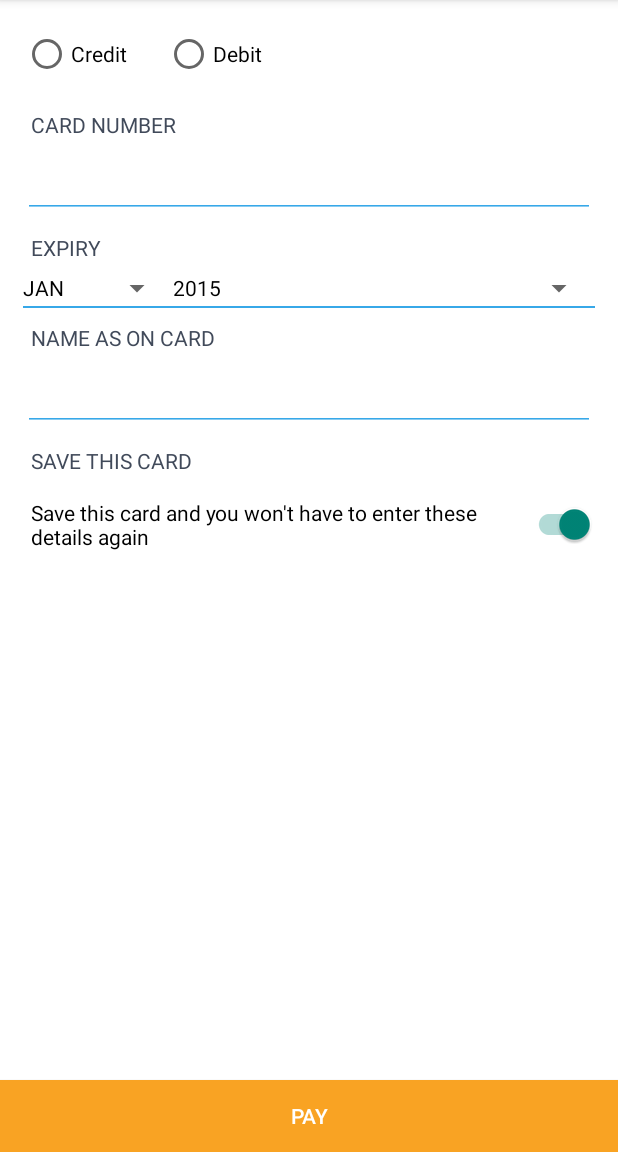
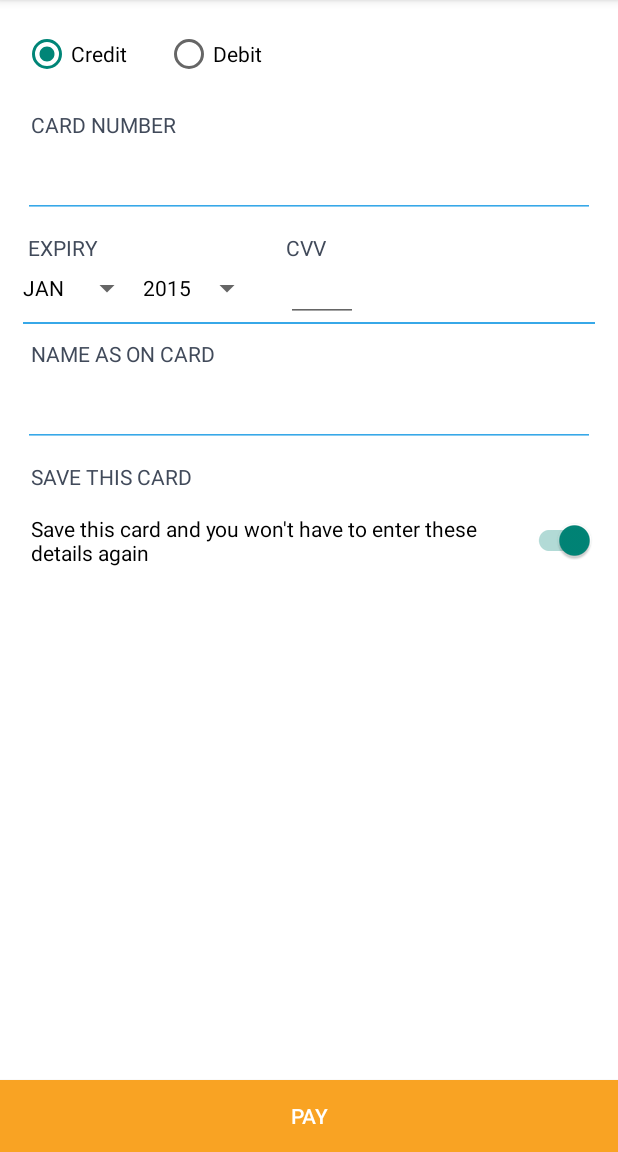
Before and after one commit to ronakkaria/open-android-v2, an Android app: the fragment CardPaymentFragment placed in its activity, on a phone screen of 412 x 824 dp, the part 84-1236 px from its top. Run offline under Robolectric (Android 15) with nearby library versions, the phone set to English and light mode, and no system bars; our stand-ins replace Volley; libraries missing offline, so code that uses them is left out: com.citrus.asynch, com.citrus.card, com.citrus.interfaces, com.citrus.mobile, com.citrus.netbank and 2 more; plain views replace CardNumberEditText; 2 statements that could not run were skipped.

Commit message:
* updated layout/fragment_card_paymentnew.xml

```diff
--- a/app/src/main/java/com/citruspay/sdkui/CardPaymentFragment.java
+++ b/app/src/main/java/com/citruspay/sdkui/CardPaymentFragment.java
@@ -3,7 +3,6 @@ package com.citruspay.sdkui;
 import android.app.Activity;
 import android.os.Bundle;
 import android.support.v4.app.Fragment;
-import android.util.Log;
 import android.view.LayoutInflater;
 import android.view.View;
 import android.view.ViewGroup;
@@ -81,19 +80,14 @@ public class CardPaymentFragment extends Fragment implements View.OnClickListene
         // Apply the adapter to the spinner
         year.setAdapter(yearAdapter);
 
-//        mRadioGroup = (RadioGroup) rootView.findViewById(R.id.radioGroupCardType);
-        /*mEditCardNo = (EditText) rootView.findViewById(R.id.editCardNo);
+        mRadioGroup = (RadioGroup) rootView.findViewById(R.id.radioGroupCardType);
+        mEditCardNo = (EditText) rootView.findViewById(R.id.editCardNo);
         mEditNameOnCard = (EditText) rootView.findViewById(R.id.editNameOnCard);
-        mEditExpiry = (EditText) rootView.findViewById(R.id.editExpiryDate);
+        //mEditExpiry = (EditText) rootView.findViewById(R.id.editExpiryDate);
         mEditCVV = (EditText) rootView.findViewById(R.id.editCVV);
+        mButtonPay = (Button) rootView.findViewById(R.id.buttonPay);
 
         mRadioGroup.setOnCheckedChangeListener(this);
-        mButtonPay.setOnClickListener(this);*/
-
-//        mButtonPay = (Button) rootView.findViewById(R.id.buttonPay);
-        mButtonPay = (Button) rootView.findViewById(R.id.button);
-
-//        mRadioGroup.setOnCheckedChangeListener(this);
         mButtonPay.setOnClickListener(this);
 
         // Inflate the layout for this fragment
--- a/app/src/main/res/layout/fragment_card_paymentnew.xml
+++ b/app/src/main/res/layout/fragment_card_paymentnew.xml
@@ -15,25 +15,27 @@
         android:paddingRight="15dp">
 
         <RadioGroup
+            android:id="@+id/radioGroupCardType"
             android:layout_width="wrap_content"
             android:layout_height="wrap_content"
-            android:orientation="horizontal"
-            android:paddingBottom="@dimen/activity_vertical_margin">
+            android:paddingBottom="@dimen/activity_vertical_margin"
+            android:orientation="horizontal">
 
             <RadioButton
-                android:id="@+id/radioButton2"
+                android:id="@+id/radioCreditCard"
                 android:layout_width="wrap_content"
                 android:layout_height="wrap_content"
-                android:text="Credit"
-                android:textColor="@android:color/black"/>
+                android:text="@string/credit"
+                android:checked="true"
+                android:textColor="@android:color/black" />
 
             <RadioButton
-                android:id="@+id/radioButton"
+                android:id="@+id/radioDebitCard"
                 android:layout_width="wrap_content"
                 android:layout_height="wrap_content"
                 android:layout_marginLeft="25dp"
-                android:text="Debit"
-                android:textColor="@android:color/black"/>
+                android:text="@string/debit"
+                android:textColor="@android:color/black" />
         </RadioGroup>
 
         <TextView
@@ -42,55 +44,98 @@
             android:layout_height="wrap_content"
             android:layout_marginLeft="5dp"
             android:layout_marginTop="5dp"
-            android:text="CARD NUMBER"
+            android:text="@string/cardnumber"
 
-            android:textColor="@color/grey"/>
+            android:textColor="@color/grey" />
 
         <com.citrus.widgets.CardNumberEditText
+            android:id="@+id/editCardNo"
             android:layout_width="match_parent"
             android:layout_height="wrap_content"
             android:layout_marginTop="7dp"
             android:backgroundTint="@color/lightblue"
-            android:textColor="@android:color/black"/>
+            android:textColor="@android:color/black" />
+
+        <LinearLayout
+            android:layout_width="match_parent"
+            android:layout_height="wrap_content"
+            android:orientation="horizontal"
+            android:paddingRight="15dp">
+
+            <LinearLayout
+                android:layout_width="wrap_content"
+                android:layout_height="wrap_content"
+                android:layout_marginTop="10dp"
+                android:layout_weight="0"
+                android:orientation="vertical"
+                android:paddingRight="15dp">
 
                 <TextView
                     android:id="@+id/expiry"
                     android:layout_width="wrap_content"
                     android:layout_height="wrap_content"
-            android:layout_marginLeft="5dp"
-            android:layout_marginTop="10dp"
-            android:text="EXPIRY"
-            android:textColor="@color/grey"/>
+                    android:layout_marginLeft="3dp"
+
+                    android:text="@string/expiry"
+                    android:textColor="@color/grey" />
 
                 <!-- <Spinner
                      android:layout_width="match_parent"
                      android:layout_height="wrap_content"
                      android:id="@+id/month" />-->
-        <LinearLayout
-            android:layout_width="match_parent"
+                <RelativeLayout
+                    android:layout_width="wrap_content"
                     android:layout_height="wrap_content">
 
                     <Spinner
                         android:id="@+id/month"
-                android:layout_width="100dp"
+                        android:layout_width="80dp"
                         android:layout_height="wrap_content"
                         android:layout_marginTop="5dp"
-                android:layout_weight="0"
-                android:textColor="@android:color/black"/>
+                        android:textColor="@android:color/black" />
 
                     <Spinner
                         android:id="@+id/year"
+                        android:layout_width="80dp"
+                        android:layout_height="wrap_content"
+                        android:layout_marginTop="5dp"
+                        android:layout_toRightOf="@+id/month"
+                        android:textColor="@android:color/black" />
+                </RelativeLayout>
+            </LinearLayout>
+
+            <LinearLayout
+                android:layout_width="0dp"
+                android:layout_height="wrap_content"
+                android:layout_marginTop="10dp"
+                android:layout_weight="1"
+                android:orientation="vertical">
+
+                <TextView
+                    android:id="@+id/txtCVV"
                     android:layout_width="wrap_content"
                     android:layout_height="wrap_content"
-                android:layout_marginTop="5dp"
-                android:layout_weight="1"
-                android:textColor="@android:color/black"/>
+                    android:text="@string/cvv"
+                    android:textColor="@color/grey" />
+
+                <EditText
+                    android:id="@+id/editCVV"
+                    android:layout_width="wrap_content"
+                    android:layout_height="wrap_content"
+                    android:digits="0123456789"
+                    android:ems="3"
+                    android:maxLength="4"
+                    android:inputType="number"
+                    android:singleLine="true"
+                    android:textSize="14dp" />
+            </LinearLayout>
+
         </LinearLayout>
 
         <View
             android:layout_width="match_parent"
             android:layout_height="1dp"
-            android:background="@color/lightblue"/>
+            android:background="@color/lightblue" />
 
         <TextView
             android:id="@+id/nameoncard"
@@ -98,17 +143,17 @@
             android:layout_height="wrap_content"
             android:layout_marginLeft="5dp"
             android:layout_marginTop="10dp"
-            android:text="NAME AS ON CARD"
-            android:textColor="@color/grey"/>
+            android:text="@string/name_on_card"
+            android:textColor="@color/grey" />
 
         <EditText
-            android:id="@+id/cardname"
+            android:id="@+id/editNameOnCard"
             android:layout_width="match_parent"
             android:layout_height="wrap_content"
             android:layout_marginTop="7dp"
             android:backgroundTint="@color/lightblue"
             android:inputType="textPersonName"
-            android:textColor="@android:color/black"/>
+            android:textColor="@android:color/black" />
 
         <TextView
             android:id="@+id/savecard"
@@ -116,8 +161,8 @@
             android:layout_height="wrap_content"
             android:layout_marginLeft="5dp"
             android:layout_marginTop="10dp"
-            android:text="SAVE THIS CARD"
-            android:textColor="@color/grey"/>
+            android:text="@string/save_card"
+            android:textColor="@color/grey" />
 
         <LinearLayout
             android:layout_width="match_parent"
@@ -135,8 +180,8 @@
                 android:layout_weight="1"
                 android:maxLines="2"
                 android:singleLine="false"
-                android:text="Save this card and you won't have to enter these details again"
-                android:textColor="@android:color/black"/>
+                android:text="@string/save_card_message"
+                android:textColor="@android:color/black" />
 
             <android.support.v7.widget.SwitchCompat
                 android:id="@+id/savecardtoggle"
@@ -146,20 +191,20 @@
                 android:layout_weight="0"
                 android:background="@android:color/white"
                 android:backgroundTintMode="multiply"
-                android:checked="true"/>
+                android:checked="true" />
 
         </LinearLayout>
     </LinearLayout>
 
     <Button
-        android:id="@+id/button"
+        android:id="@+id/buttonPay"
         android:layout_width="match_parent"
         android:layout_height="wrap_content"
         android:layout_gravity="bottom"
         android:layout_weight="0"
         android:background="@color/orange"
-        android:text="PAY"
-        android:textColor="@android:color/white"/>
+        android:text="@string/pay"
+        android:textColor="@android:color/white" />
 
 
 </LinearLayout>
--- a/app/src/main/res/values/strings.xml
+++ b/app/src/main/res/values/strings.xml
@@ -22,7 +22,15 @@
     <string name="title_text2_error">Error Message</string>
 
     <string name="title_activity_otpwait">OTPWaitActivity</string>
-
+    <string name="credit">Credit</string>
+    <string name="debit">Debit</string>
+    <string name="cardnumber">CARD NUMBER</string>
+    <string name="expiry">EXPIRY</string>
+    <string name="cvv">CVV</string>
+    <string name="name_on_card">NAME AS ON CARD</string>
+    <string name="save_card">SAVE THIS CARD</string>
+    <string name="save_card_message">Save this card and you won\'t have to enter these details again</string>
+    <string name="pay">PAY</string>
     <string-array name="months_array">
         <item>JAN</item>
         <item>FEB</item>
```
Lines whose indentation alone changed are shown as unchanged.
